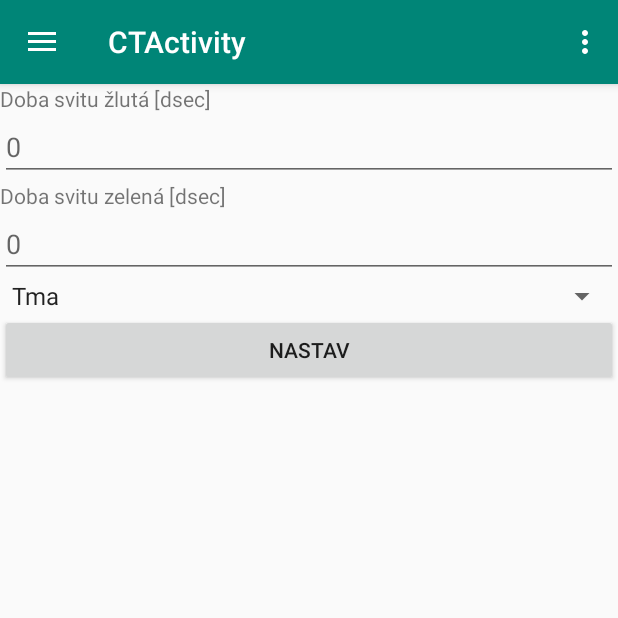
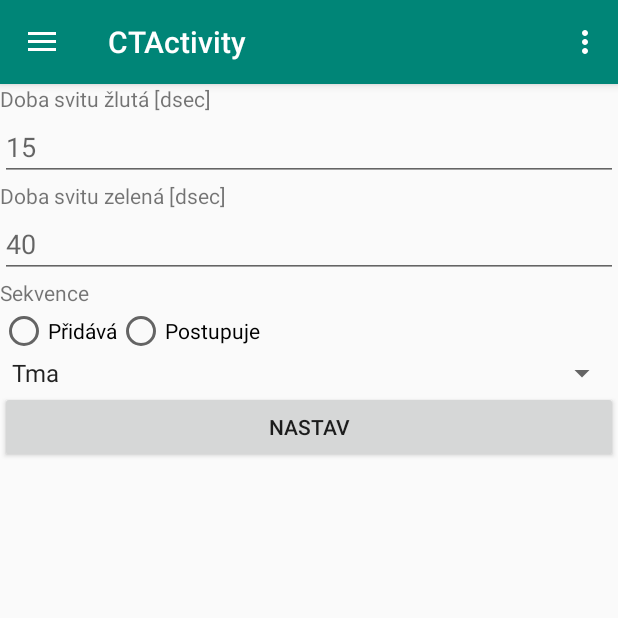
Before and after one commit to vojtahaj/CTApplication, an Android app: the fragment SettingFragment placed in its activity, on a phone screen of 412 x 824 dp, the top half of it. Run offline under Robolectric (Android 15) with nearby library versions, the light colour scheme and no system bars.

Commit message:
Setting Fragment
priprava zpravy pro setting fragment, dodelat logovani a odeslani na socket

```diff
--- a/app/src/main/java/umte/fim/uhk/cz/ctapplication/MainActivity.java
+++ b/app/src/main/java/umte/fim/uhk/cz/ctapplication/MainActivity.java
@@ -41,4 +41,5 @@ public class MainActivity extends AppCompatActivity {
 
         }
     }
+
 }
--- a/app/src/main/java/umte/fim/uhk/cz/ctapplication/fragments/SettingFragment.java
+++ b/app/src/main/java/umte/fim/uhk/cz/ctapplication/fragments/SettingFragment.java
@@ -1,6 +1,5 @@
 package umte.fim.uhk.cz.ctapplication.fragments;
 
-import android.annotation.SuppressLint;
 import android.os.Bundle;
 import android.support.annotation.NonNull;
 import android.support.annotation.Nullable;
@@ -8,28 +7,84 @@ import android.support.v4.app.Fragment;
 import android.view.LayoutInflater;
 import android.view.View;
 import android.view.ViewGroup;
+import android.widget.AdapterView;
 import android.widget.ArrayAdapter;
+import android.widget.Button;
+import android.widget.EditText;
+import android.widget.RadioButton;
 import android.widget.Spinner;
+import android.widget.Toast;
 
 import umte.fim.uhk.cz.ctapplication.R;
 
 public class SettingFragment extends Fragment {
 
     private Spinner spinnerSequence;
+    private Button btnSet;
+    private EditText dsecYellow;
+    private EditText dsecGreen;
+    private RadioButton radioAdd;
 
     @Nullable
     @Override
     public View onCreateView(@NonNull LayoutInflater inflater, @Nullable ViewGroup container, @Nullable Bundle savedInstanceState) {
-        View view = inflater.inflate(R.layout.fragment_setting,container,false);
+        View view = inflater.inflate(R.layout.fragment_setting, container, false);
 
         spinnerSequence = view.findViewById(R.id.spinner_sequence);
         String[] sequenceValues = getResources().getStringArray(R.array.CT_set_sequence);
 
-        ArrayAdapter<String> spinnerAdapter = new ArrayAdapter<String>(this.getActivity(), android.R.layout.simple_spinner_item, sequenceValues);
+        final ArrayAdapter<String> spinnerAdapter = new ArrayAdapter<String>(this.getActivity(), android.R.layout.simple_spinner_item, sequenceValues);
         spinnerAdapter.setDropDownViewResource(android.R.layout.simple_spinner_item);
         spinnerSequence.setAdapter(spinnerAdapter);
+
+        dsecYellow = view.findViewById(R.id.delay_y);
+        dsecGreen = view.findViewById(R.id.delay_g);
+        radioAdd = view.findViewById(R.id.radio_add);
+
+        btnSet = view.findViewById(R.id.btn_set_values);
+        btnSet.setOnClickListener(new View.OnClickListener() {
+
+            @Override
+            public void onClick(View view) {
+                String builder;
+
+                String s = spinnerSequence.getSelectedItem().toString();
+
+
+                builder = dsecYellow.getText().toString() + "\r\n" +
+                        dsecGreen.getText().toString() + "\r\n" +
+                        getValueFromSpinner(s) + "\r\n";
+                if (radioAdd.isChecked())
+                    builder += "VA\r\n";
+                else builder += "VB\r\n";
+
+                Toast.makeText(getActivity(), builder, Toast.LENGTH_LONG).show();
+                //todo log.add(builder);
+                //todo socket.write(builder);
+
+            }
+        });
 
         return view;
     }
 
+    private String getValueFromSpinner(String s) {
+        switch (s) {
+            case "Tma":
+                return "R0";
+
+            case "Startuj":
+                return "S1";
+            case "Přibližuj":
+                return "S2";
+            case "Hned startuj":
+                return "S3";
+            case "Startuj R/G":
+                return "S4";
+            case "Ručně":
+                return "SE";
+            default:
+                return "SA";
+        }
+    }
 }
--- a/app/src/main/res/layout/fragment_setting.xml
+++ b/app/src/main/res/layout/fragment_setting.xml
@@ -5,25 +5,50 @@
     android:orientation="vertical">
 
     <TextView
-        android:text="@string/textView_length_y"
         android:layout_width="wrap_content"
-        android:layout_height="wrap_content" />
+        android:layout_height="wrap_content"
+        android:text="@string/textView_length_y" />
 
     <EditText
         android:id="@+id/delay_y"
         android:layout_width="match_parent"
         android:layout_height="wrap_content"
-        android:hint="0"/>
+        android:hint="15" />
+
     <TextView
-        android:text="@string/textView_length_g"
         android:layout_width="wrap_content"
-        android:layout_height="wrap_content" />
+        android:layout_height="wrap_content"
+        android:text="@string/textView_length_g" />
 
     <EditText
         android:id="@+id/delay_g"
         android:layout_width="match_parent"
         android:layout_height="wrap_content"
-        android:hint="0"/>
+        android:hint="40" />
+
+    <TextView
+        android:layout_width="wrap_content"
+        android:layout_height="wrap_content"
+        android:text="@string/textView_sequence" />
+
+    <RadioGroup
+        android:layout_width="match_parent"
+        android:layout_height="wrap_content"
+        android:orientation="horizontal">
+
+        <RadioButton
+            android:id="@+id/radio_add"
+            android:layout_width="wrap_content"
+            android:layout_height="wrap_content"
+            android:text="@string/radio_add" />
+
+        <RadioButton
+            android:id="@+id/radio_procedure"
+            android:layout_width="wrap_content"
+            android:layout_height="wrap_content"
+            android:text="@string/radio_procedure" />
+    </RadioGroup>
+
     <Spinner
         android:id="@+id/spinner_sequence"
         android:layout_width="match_parent"
--- a/app/src/main/res/values/strings.xml
+++ b/app/src/main/res/values/strings.xml
@@ -30,6 +30,9 @@
     <string name="textView_length_y">Doba svitu žlutá [dsec]</string>
     <string name="textView_length_g">Doba svitu zelená [dsec]</string>
     <string name="btn_set_values">Nastav</string>
+    <string name="textView_sequence">Sekvence</string>
+    <string name="radio_add">Přidává</string>
+    <string name="radio_procedure">Postupuje</string>
 
     <string-array name="CT_set_sequence">
         <item>Tma</item>
```
